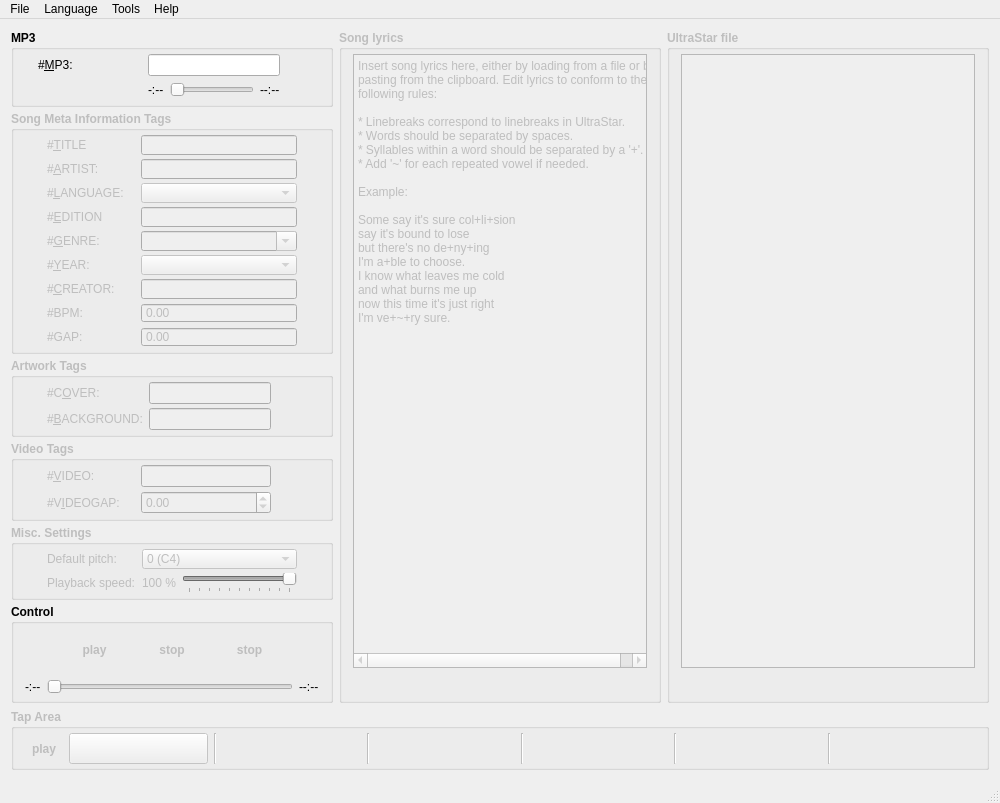
Above: src/QCMainWindow.ui from UltraStar-Deluxe/UltraStar-Creator before the change. Below: the same form after it.
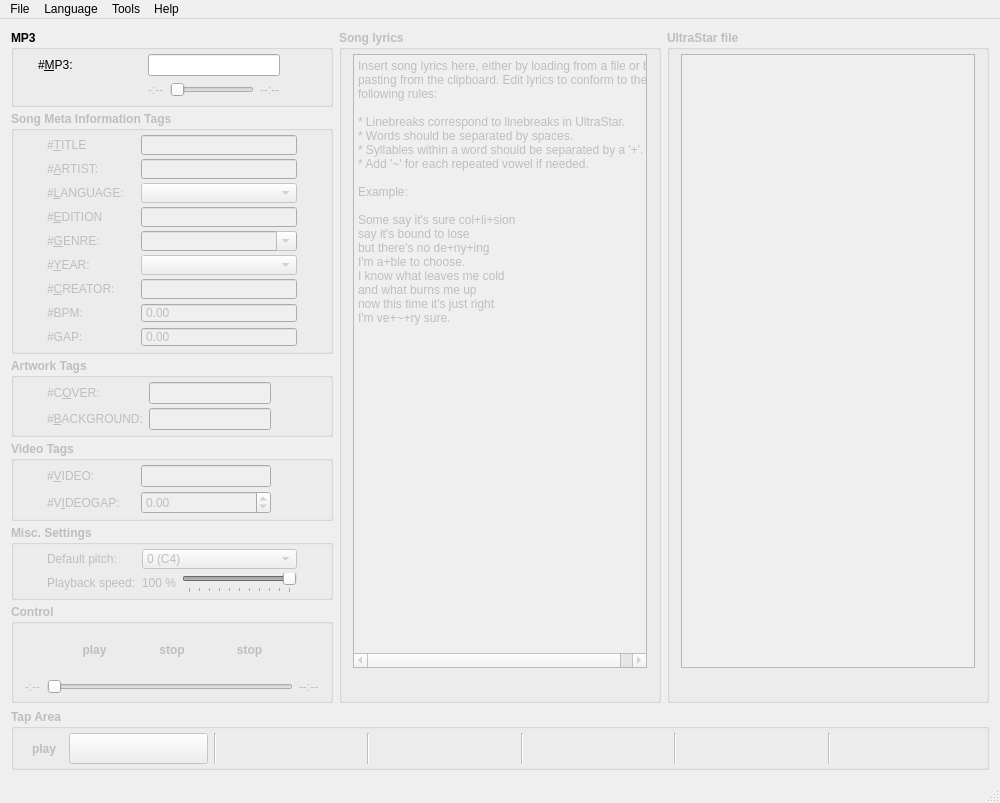
That is the form after the change. Icons and pictures are not drawn.

Patch:
```diff
--- a/src/QCMainWindow.ui
+++ b/src/QCMainWindow.ui
@@ -227,6 +227,9 @@
                </property>
                <item>
                 <widget class="QLabel" name="label_PreviewTimeElapsed">
+                 <property name="enabled">
+                  <bool>false</bool>
+                 </property>
                  <property name="font">
                   <font>
                    <weight>50</weight>
@@ -247,6 +250,9 @@
                </item>
                <item>
                 <widget class="QLabel" name="label_PreviewTimeToRun">
+                 <property name="enabled">
+                  <bool>false</bool>
+                 </property>
                  <property name="font">
                   <font>
                    <weight>50</weight>
@@ -2507,6 +2513,9 @@
          <layout class="QHBoxLayout" name="horizontalLayout_Control_Progress">
           <item>
            <widget class="QGroupBox" name="groupBox_Control">
+            <property name="enabled">
+             <bool>false</bool>
+            </property>
             <property name="sizePolicy">
              <sizepolicy hsizetype="Expanding" vsizetype="Preferred">
               <horstretch>0</horstretch>
```
Left out of the diff: 284 changed lines with no effect on the pictures.
